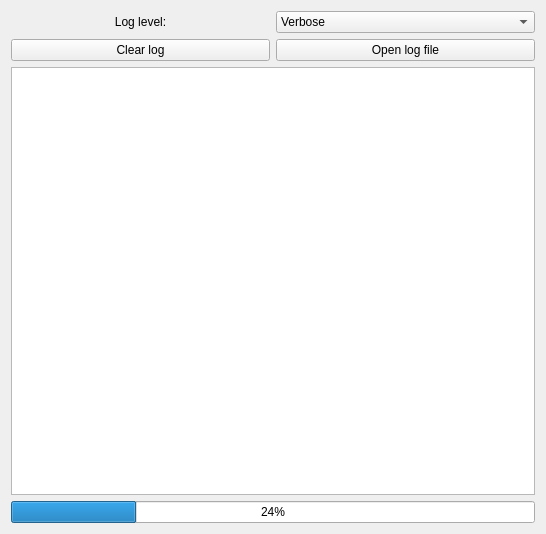
Qt form src/gui/ProgressWindow.ui (Guekka/cathedral-assets-optimizer) before a commit.
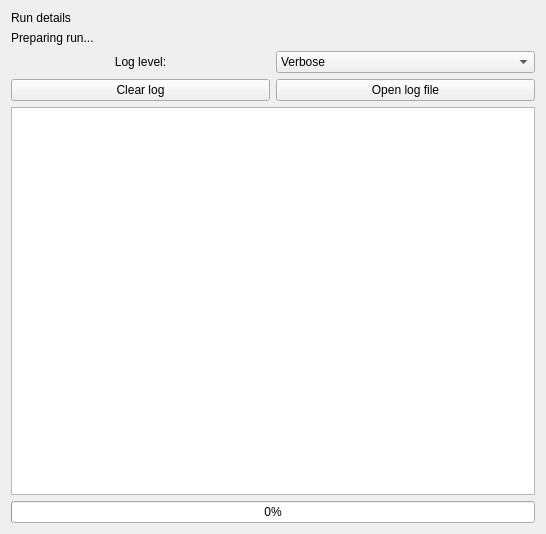
The same form after that commit.

Commit message:
feat(gui): clarify run progress and results
Review run inputs and side effects before starting, then show stage-specific progress and a run-scoped result summary.

What changed in the file:
```diff
--- a/src/gui/ProgressWindow.ui
+++ b/src/gui/ProgressWindow.ui
@@ -14,7 +14,27 @@
    <string>Progress</string>
   </property>
   <layout class="QGridLayout" name="gridLayout">
-   <item row="1" column="1">
+   <item row="0" column="0" colspan="2">
+    <widget class="QLabel" name="runContextLabel">
+     <property name="text">
+      <string>Run details</string>
+     </property>
+     <property name="wordWrap">
+      <bool>true</bool>
+     </property>
+    </widget>
+   </item>
+   <item row="1" column="0" colspan="2">
+    <widget class="QLabel" name="stageLabel">
+     <property name="text">
+      <string>Preparing run...</string>
+     </property>
+     <property name="wordWrap">
+      <bool>true</bool>
+     </property>
+    </widget>
+   </item>
+   <item row="2" column="1">
     <widget class="QComboBox" name="logLevel">
      <item>
       <property name="text">
@@ -33,14 +53,14 @@
      </item>
     </widget>
    </item>
-   <item row="1" column="0">
+   <item row="2" column="0">
     <widget class="QLabel" name="label">
      <property name="text">
       <string>&lt;html&gt;&lt;head/&gt;&lt;body&gt;&lt;p align=&quot;center&quot;&gt;Log level:&lt;/p&gt;&lt;/body&gt;&lt;/html&gt;</string>
      </property>
     </widget>
    </item>
-   <item row="2" column="0">
+   <item row="3" column="0">
     <widget class="QPushButton" name="clearLog">
      <property name="sizePolicy">
       <sizepolicy hsizetype="Minimum" vsizetype="Fixed">
@@ -53,17 +73,17 @@
      </property>
     </widget>
    </item>
-   <item row="3" column="0" colspan="2">
-    <widget class="QListWidget" name="log"/>
-   </item>
    <item row="4" column="0" colspan="2">
+    <widget class="QListWidget" name="log"/>
+   </item>
+   <item row="5" column="0" colspan="2">
     <widget class="QProgressBar" name="progressBar">
      <property name="value">
-      <number>24</number>
+      <number>0</number>
      </property>
     </widget>
    </item>
-   <item row="2" column="1">
+   <item row="3" column="1">
     <widget class="QPushButton" name="openLogFile">
      <property name="text">
       <string>Open log file</string>
```
The commit also changes 6 other files.
